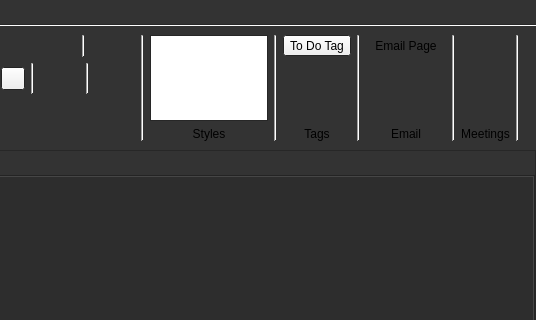
First picture: the form in src/mainwindow.ui, repository fjpereny/TwoNote, before the edit; both pictures show x 493 to 1029 and y 0 to 320 of the 1029 by 643 pixel window.
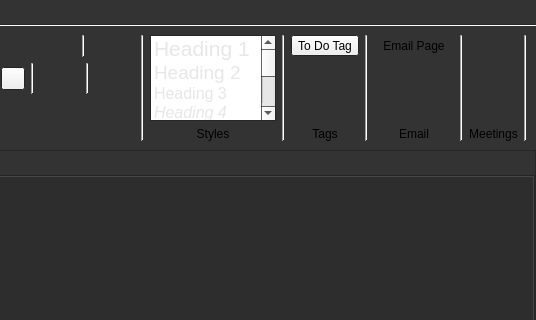
Second picture: the form after the edit. Icons and pictures are not drawn. Custom widgets are drawn as their Qt base class.

Commit message: GUI updates with Style selection box.

```diff
--- a/src/mainwindow.ui
+++ b/src/mainwindow.ui
@@ -1154,13 +1154,402 @@
         <item>
          <layout class="QVBoxLayout" name="verticalLayout_8">
           <item>
-           <widget class="QListView" name="listView">
-            <property name="maximumSize">
-             <size>
-              <width>150</width>
-              <height>16777215</height>
-             </size>
+           <widget class="QListWidget" name="styleListWidget">
+            <property name="palette">
+             <palette>
+              <active>
+               <colorrole role="Text">
+                <brush brushstyle="SolidPattern">
+                 <color alpha="255">
+                  <red>0</red>
+                  <green>0</green>
+                  <blue>0</blue>
+                 </color>
+                </brush>
+               </colorrole>
+               <colorrole role="Base">
+                <brush brushstyle="SolidPattern">
+                 <color alpha="255">
+                  <red>255</red>
+                  <green>255</green>
+                  <blue>255</blue>
+                 </color>
+                </brush>
+               </colorrole>
+              </active>
+              <inactive>
+               <colorrole role="Text">
+                <brush brushstyle="SolidPattern">
+                 <color alpha="255">
+                  <red>231</red>
+                  <green>231</green>
+                  <blue>231</blue>
+                 </color>
+                </brush>
+               </colorrole>
+               <colorrole role="Base">
+                <brush brushstyle="SolidPattern">
+                 <color alpha="255">
+                  <red>51</red>
+                  <green>51</green>
+                  <blue>51</blue>
+                 </color>
+                </brush>
+               </colorrole>
+              </inactive>
+              <disabled>
+               <colorrole role="Text">
+                <brush brushstyle="SolidPattern">
+                 <color alpha="127">
+                  <red>255</red>
+                  <green>255</green>
+                  <blue>255</blue>
+                 </color>
+                </brush>
+               </colorrole>
+               <colorrole role="Base">
+                <brush brushstyle="SolidPattern">
+                 <color alpha="255">
+                  <red>68</red>
+                  <green>68</green>
+                  <blue>68</blue>
+                 </color>
+                </brush>
+               </colorrole>
+              </disabled>
+             </palette>
             </property>
+            <property name="focusPolicy">
+             <enum>Qt::NoFocus</enum>
+            </property>
+            <property name="autoFillBackground">
+             <bool>true</bool>
+            </property>
+            <property name="frameShape">
+             <enum>QFrame::StyledPanel</enum>
+            </property>
+            <property name="frameShadow">
+             <enum>QFrame::Plain</enum>
+            </property>
+            <property name="verticalScrollBarPolicy">
+             <enum>Qt::ScrollBarAlwaysOn</enum>
+            </property>
+            <property name="horizontalScrollBarPolicy">
+             <enum>Qt::ScrollBarAlwaysOff</enum>
+            </property>
+            <item>
+             <property name="text">
+              <string>Heading 1</string>
+             </property>
+             <property name="toolTip">
+              <string>Heading 1 (Ctrl+Alt+1)</string>
+             </property>
+             <property name="font">
+              <font>
+               <pointsize>16</pointsize>
+              </font>
+             </property>
+             <property name="background">
+              <brush brushstyle="SolidPattern">
+               <color alpha="255">
+                <red>255</red>
+                <green>255</green>
+                <blue>255</blue>
+               </color>
+              </brush>
+             </property>
+             <property name="foreground">
+              <brush brushstyle="NoBrush">
+               <color alpha="255">
+                <red>30</red>
+                <green>78</green>
+                <blue>121</blue>
+               </color>
+              </brush>
+             </property>
+            </item>
+            <item>
+             <property name="text">
+              <string>Heading 2</string>
+             </property>
+             <property name="toolTip">
+              <string>Heading 2 (Ctrl+Alt+2)</string>
+             </property>
+             <property name="font">
+              <font>
+               <pointsize>14</pointsize>
+              </font>
+             </property>
+             <property name="background">
+              <brush brushstyle="SolidPattern">
+               <color alpha="255">
+                <red>255</red>
+                <green>255</green>
+                <blue>255</blue>
+               </color>
+              </brush>
+             </property>
+             <property name="foreground">
+              <brush brushstyle="NoBrush">
+               <color alpha="255">
+                <red>46</red>
+                <green>117</green>
+                <blue>181</blue>
+               </color>
+              </brush>
+             </property>
+            </item>
+            <item>
+             <property name="text">
+              <string>Heading 3</string>
+             </property>
+             <property name="font">
+              <font>
+               <pointsize>12</pointsize>
+              </font>
+             </property>
+             <property name="background">
+              <brush brushstyle="SolidPattern">
+               <color alpha="255">
+                <red>255</red>
+                <green>255</green>
+                <blue>255</blue>
+               </color>
+              </brush>
+             </property>
+             <property name="foreground">
+              <brush brushstyle="NoBrush">
+               <color alpha="255">
+                <red>46</red>
+                <green>117</green>
+                <blue>181</blue>
+               </color>
+              </brush>
+             </property>
+            </item>
+            <item>
+             <property name="text">
+              <string>Heading 4</string>
+             </property>
+             <property name="font">
+              <font>
+               <pointsize>12</pointsize>
+               <italic>true</italic>
+              </font>
+             </property>
+             <property name="background">
+              <brush brushstyle="SolidPattern">
+               <color alpha="255">
+                <red>255</red>
+                <green>255</green>
+                <blue>255</blue>
+               </color>
+              </brush>
+             </property>
+             <property name="foreground">
+              <brush brushstyle="NoBrush">
+               <color alpha="255">
+                <red>46</red>
+                <green>117</green>
+                <blue>181</blue>
+               </color>
+              </brush>
+             </property>
+            </item>
+            <item>
+             <property name="text">
+              <string>Heading 5</string>
+             </property>
+             <property name="font">
+              <font>
+               <pointsize>11</pointsize>
+              </font>
+             </property>
+             <property name="background">
+              <brush brushstyle="SolidPattern">
+               <color alpha="255">
+                <red>255</red>
+                <green>255</green>
+                <blue>255</blue>
+               </color>
+              </brush>
+             </property>
+             <property name="foreground">
+              <brush brushstyle="NoBrush">
+               <color alpha="255">
+                <red>30</red>
+                <green>78</green>
+                <blue>121</blue>
+               </color>
+              </brush>
+             </property>
+            </item>
+            <item>
+             <property name="text">
+              <string>Heading 6</string>
+             </property>
+             <property name="font">
+              <font>
+               <pointsize>11</pointsize>
+               <italic>true</italic>
+              </font>
+             </property>
+             <property name="background">
+              <brush brushstyle="SolidPattern">
+               <color alpha="255">
+                <red>255</red>
+                <green>255</green>
+                <blue>255</blue>
+               </color>
+              </brush>
+             </property>
+             <property name="foreground">
+              <brush brushstyle="NoBrush">
+               <color alpha="255">
+                <red>30</red>
+                <green>78</green>
+                <blue>121</blue>
+               </color>
+              </brush>
+             </property>
+            </item>
+            <item>
+             <property name="text">
+              <string>Page Title</string>
+             </property>
+             <property name="font">
+              <font>
+               <pointsize>20</pointsize>
+              </font>
+             </property>
+             <property name="background">
+              <brush brushstyle="SolidPattern">
+               <color alpha="255">
+                <red>255</red>
+                <green>255</green>
+                <blue>255</blue>
+               </color>
+              </brush>
+             </property>
+             <property name="foreground">
+              <brush brushstyle="SolidPattern">
+               <color alpha="255">
+                <red>0</red>
+                <green>0</green>
+                <blue>0</blue>
+               </color>
+              </brush>
+             </property>
+            </item>
+            <item>
+             <property name="text">
+              <string>Citation</string>
+             </property>
+             <property name="background">
+              <brush brushstyle="SolidPattern">
+               <color alpha="255">
+                <red>255</red>
+                <green>255</green>
+                <blue>255</blue>
+               </color>
+              </brush>
+             </property>
+             <property name="foreground">
+              <brush brushstyle="NoBrush">
+               <color alpha="255">
+                <red>89</red>
+                <green>89</green>
+                <blue>89</blue>
+               </color>
+              </brush>
+             </property>
+            </item>
+            <item>
+             <property name="text">
+              <string>Quote</string>
+             </property>
+             <property name="font">
+              <font>
+               <pointsize>11</pointsize>
+               <italic>true</italic>
+              </font>
+             </property>
+             <property name="background">
+              <brush brushstyle="SolidPattern">
+               <color alpha="255">
+                <red>255</red>
+                <green>255</green>
+                <blue>255</blue>
+               </color>
+              </brush>
+             </property>
+             <property name="foreground">
+              <brush brushstyle="NoBrush">
+               <color alpha="255">
+                <red>89</red>
+                <green>89</green>
+                <blue>89</blue>
+               </color>
+              </brush>
+             </property>
+            </item>
+            <item>
+             <property name="text">
+              <string>Code</string>
+             </property>
+             <property name="font">
+              <font>
+               <family>Monospace</family>
+               <pointsize>11</pointsize>
+              </font>
+             </property>
+             <property name="background">
+              <brush brushstyle="SolidPattern">
+               <color alpha="255">
+                <red>255</red>
+                <green>255</green>
+                <blue>255</blue>
+               </color>
+              </brush>
+             </property>
+             <property name="foreground">
+              <brush brushstyle="SolidPattern">
+               <color alpha="255">
+                <red>0</red>
+                <green>0</green>
+                <blue>0</blue>
+               </color>
+              </brush>
+             </property>
+            </item>
+            <item>
+             <property name="text">
+              <string>Normal</string>
+             </property>
+             <property name="font">
+              <font>
+               <pointsize>11</pointsize>
+              </font>
+             </property>
+             <property name="background">
+              <brush brushstyle="SolidPattern">
+               <color alpha="255">
+                <red>255</red>
+                <green>255</green>
+                <blue>255</blue>
+               </color>
+              </brush>
+             </property>
+             <property name="foreground">
+              <brush brushstyle="SolidPattern">
+               <color alpha="255">
+                <red>0</red>
+                <green>0</green>
+                <blue>0</blue>
+               </color>
+              </brush>
+             </property>
+            </item>
            </widget>
           </item>
           <item>
```
The commit also changes 1 other file.
